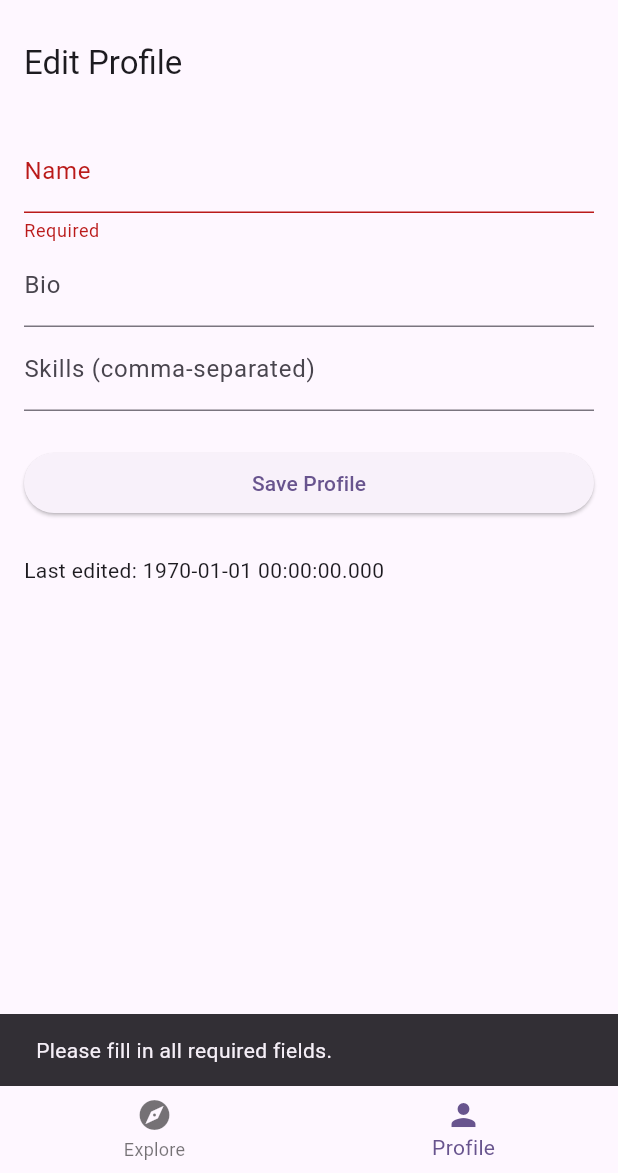
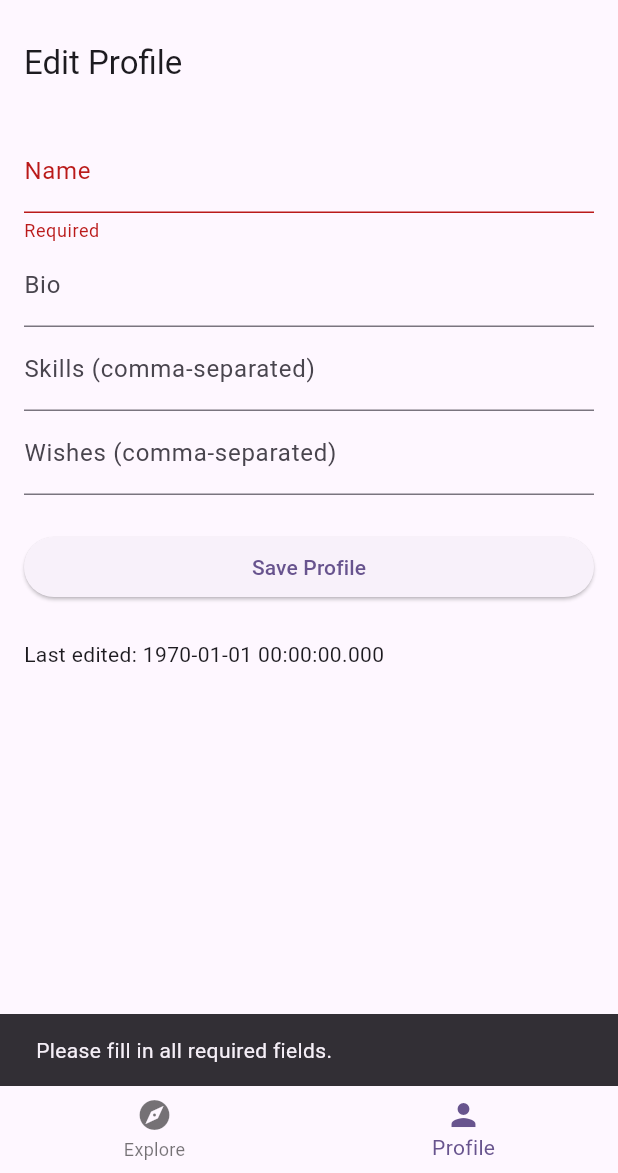
Before and after one commit to MoaazAtik/Reach-Skills, a Flutter app: the screen it shows once a user with an empty profile is signed in, item 2 of the bottom bar chosen, after a tap on "Save Profile", on a phone screen of 412 x 824 dp, the part 63-1236 px from its top. Run offline on Flutter 3.47's test engine with Material 3 defaults, Android fonts, the phone set to English and light mode, and no system bars; our stand-ins replace cloud_firestore, firebase_auth, firebase_core; missing offline and left inert: firebase_ui_auth, firebase_ui_localizations; accounts and stored records are empty.

Commit message:
feat: Add 'wishes' field to user profile
This commit introduces a new 'wishes' field to the user profile, allowing users to list skills or items they wish to learn or acquire.

Changes include:
- Added `wishes` property to `ProfileModel`.
- Updated `ProfileScreen` to include a `TextFormField` for wishes and handle saving/loading of this new field.
- Modified `ProfileViewModel` to check for changes in the `wishes` field when determining if the profile has been edited.
- Removed an unused import of `firebase_auth` in `home_screen.dart`.

```diff
--- a/lib/features/common/ui/home_screen.dart
+++ b/lib/features/common/ui/home_screen.dart
@@ -1,4 +1,3 @@
-import 'package:firebase_auth/firebase_auth.dart';
 import 'package:flutter/material.dart';
 import 'package:provider/provider.dart';
 
--- a/lib/features/profile/domain/profile_model.dart
+++ b/lib/features/profile/domain/profile_model.dart
@@ -5,6 +5,7 @@ class ProfileModel {
   final String email;
   final String bio;
   final List<String> skills;
+  final List<String> wishes;
   final int lastEditedTime;
 
   ProfileModel({
@@ -13,6 +14,7 @@ class ProfileModel {
     required this.email,
     required this.bio,
     required this.skills,
+    required this.wishes,
     required this.lastEditedTime,
   });
 
@@ -23,6 +25,7 @@ class ProfileModel {
       email: map['email'] ?? '',
       bio: map['bio'] ?? '',
       skills: List<String>.from(map['skills'] ?? []),
+      wishes: List<String>.from(map['wishes'] ?? []),
       lastEditedTime: map['lastEditedTime'].toInt() ?? 0,
     );
   }
@@ -34,6 +37,7 @@ class ProfileModel {
       'email': email,
       'bio': bio,
       'skills': skills,
+      'wishes': wishes,
       'lastEditedTime': lastEditedTime,
     };
   }
--- a/lib/features/profile/ui/profile_screen.dart
+++ b/lib/features/profile/ui/profile_screen.dart
@@ -22,6 +22,7 @@ class _ProfileScreenState extends State<ProfileScreen> {
   late TextEditingController _nameController;
   late TextEditingController _bioController;
   late TextEditingController _skillsController;
+  late TextEditingController _wishesController;
 
   String? _uid;
   ProfileModel? _profile;
@@ -42,6 +43,7 @@ class _ProfileScreenState extends State<ProfileScreen> {
     _nameController = TextEditingController(text: _profile?.name);
     _bioController = TextEditingController(text: _profile?.bio);
     _skillsController = TextEditingController(text: _profile?.skills.join(', '));
+    _wishesController = TextEditingController(text: _profile?.wishes.join(', '));
 
     if (_uid == null || _profile == null) {
       return Column(
@@ -93,6 +95,11 @@ class _ProfileScreenState extends State<ProfileScreen> {
                 decoration: const InputDecoration(
                     labelText: 'Skills (comma-separated)'),
               ),
+              TextFormField(
+                controller: _wishesController,
+                decoration: const InputDecoration(
+                    labelText: 'Wishes (comma-separated)'),
+              ),
               const SizedBox(height: 24),
               ElevatedButton(
                 onPressed: _saveProfile,
@@ -127,6 +134,11 @@ class _ProfileScreenState extends State<ProfileScreen> {
             .split(',')
             .map((s) => s.trim())
             .toList(),
+        wishes: _wishesController.text
+            .trim()
+            .split(',')
+            .map((s) => s.trim())
+            .toList(),
         lastEditedTime: DateTime
             .now()
             .millisecondsSinceEpoch,
--- a/lib/features/profile/ui/profile_viewmodel.dart
+++ b/lib/features/profile/ui/profile_viewmodel.dart
@@ -44,6 +44,15 @@ class ProfileViewModel extends ChangeNotifier {
         continue;
       }
 
+      // check wishes
+      if (entry.key == 'wishes') {
+        if (entry.value.toString() != profile!.toMap()[entry.key].toString()) {
+          edited = true;
+          break;
+        }
+        continue;
+      }
+
       // check name, bio
       if (entry.value != profile!.toMap()[entry.key]) {
         edited = true;
```
